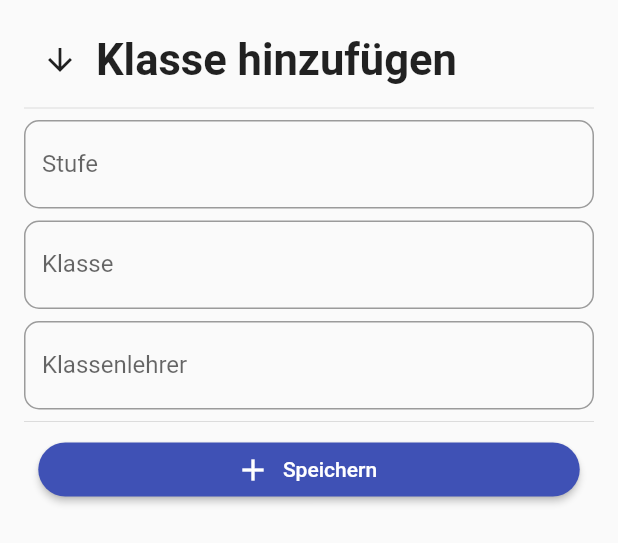
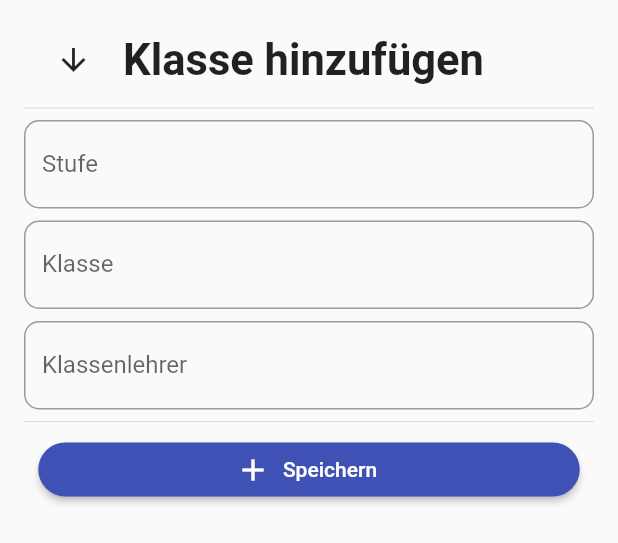
Before and after one commit to bjs-org/bjs-app, a Flutter app: the ClassFormModalBottomSheet widget shown alone on an empty page, opened directly, on a phone screen of 412 x 824 dp. Shown: the top 543 px of the screen. Run offline on Flutter 3.47's test engine with Material 2 defaults, Android fonts, the phone set to English and light mode, and no system bars; network calls fail.

Commit message:
Restructure and implement edit and delete dialog

```diff
--- a/lib/main.dart
+++ b/lib/main.dart
@@ -1,5 +1,5 @@
 import 'package:bjs/repositories/repositories.dart';
-import 'package:bjs/screens/class_screen.dart';
+import 'package:bjs/screens/students_screen.dart';
 import 'package:bjs/screens/classes_screen.dart';
 import 'package:bjs/states/states.dart';
 import 'package:flutter/material.dart';
@@ -33,7 +33,7 @@ class App extends StatelessWidget {
         ),
         home: ClassesScreen(),
         routes: {
-          ClassScreen.routeName : (_) => ClassScreen(),
+          StudentsScreen.routeName : (_) => StudentsScreen(),
         },
       ),
       providers: [
--- a/lib/models/school_class.dart
+++ b/lib/models/school_class.dart
@@ -19,8 +19,11 @@ class SchoolClass {
         studentsUrl: parseLink(json["_links"]["students"]));
   }
 
-  Map<String, dynamic> toJson() =>
-      {"className": name, "grade": grade, "classTeacherName": teacherName};
+  Map<String, dynamic> toJson() => {
+        if (name != null) "className": name,
+        if (grade != null) "grade": grade,
+        if (teacherName != null) "classTeacherName": teacherName,
+      };
 
   String get combinedName => '$grade$name';
 
--- a/lib/screens/classes_screen.dart
+++ b/lib/screens/classes_screen.dart
@@ -1,13 +1,12 @@
 import 'package:bjs/models/models.dart';
 import 'package:bjs/repositories/api_client.dart';
 import 'package:bjs/states/states.dart';
+import 'package:bjs/widgets/helper.dart';
+import 'package:bjs/widgets/widgets.dart';
 import 'package:flutter/cupertino.dart';
 import 'package:flutter/material.dart';
-import 'package:flutter/services.dart';
 import 'package:flutter/widgets.dart';
 import 'package:provider/provider.dart';
-
-import '../widgets/widgets.dart';
 
 class ClassesScreen extends StatefulWidget {
   @override
@@ -18,7 +17,7 @@ class _ClassesScreenState extends State<ClassesScreen> {
   @override
   Widget build(BuildContext context) {
     return Scaffold(
-      body: ClassesPage(),
+      body: ClassesView(),
       floatingActionButton: Builder(
         builder: (context) => FloatingActionButton.extended(
           onPressed: () => _addClassDialog(context),
@@ -30,12 +29,7 @@ class _ClassesScreenState extends State<ClassesScreen> {
   }
 
   Future<void> _addClassDialog(BuildContext context) async {
-    var newClass = await showModalBottomSheet(
-      context: context,
-      isScrollControlled: true,
-      shape: RoundedRectangleBorder(borderRadius: BorderRadius.circular(10.0)),
-      builder: (_) => ClassFormModalBottomSheet(),
-    );
+    final newClass = await showSchoolClassModal(context);
 
     if (newClass != null && newClass is SchoolClass) {
       await Provider.of<BjsApiClient>(context, listen: false)
@@ -44,39 +38,3 @@ class _ClassesScreenState extends State<ClassesScreen> {
     }
   }
 }
-
-class ClassFormModalBottomSheet extends StatelessWidget {
-  @override
-  Widget build(BuildContext context) {
-    return DraggableScrollableSheet(
-      expand: false,
-      initialChildSize: 0.7,
-      builder: (context, controller) => Container(
-        child: Padding(
-          padding: const EdgeInsets.all(16.0),
-          child: ListView(
-            controller: controller,
-            children: <Widget>[
-              Container(
-                child: Row(
-                  children: <Widget>[
-                    IconButton(
-                      icon: Icon(Icons.arrow_downward),
-                      onPressed: () => Navigator.of(context).pop(),
-                    ),
-                    Text(
-                      "Klasse hinzufügen",
-                      style: TextStyle(fontSize: 29, fontWeight: FontWeight.bold),
-                    ),
-                  ],
-                ),
-              ),
-              Divider(),
-              ClassForm(),
-            ],
-          ),
-        ),
-      ),
-    );
-  }
-}
--- a/lib/screens/class_screen.dart
+++ b/lib/screens/students_screen.dart
@@ -5,8 +5,8 @@ import 'package:bjs/widgets/widgets.dart';
 import 'package:flutter/material.dart';
 import 'package:provider/provider.dart';
 
-class ClassScreen extends StatelessWidget {
-  static const routeName = "/class";
+class StudentsScreen extends StatelessWidget {
+  static const routeName = "/students";
 
   @override
   Widget build(BuildContext context) {
--- a/lib/widgets/classes/class_form.dart
+++ b/lib/widgets/classes/class_form.dart
@@ -1,9 +1,99 @@
 import 'package:bjs/models/models.dart';
+import 'package:bjs/repositories/api_client.dart';
+import 'package:bjs/screens/students_screen.dart';
+import 'package:bjs/states/classes_notifier.dart';
+import 'package:flutter/cupertino.dart';
 import 'package:flutter/material.dart';
+import 'package:provider/provider.dart';
+
+class ClassFormModalBottomSheet extends StatefulWidget {
+  final SchoolClass schoolClass;
+
+  ClassFormModalBottomSheet({Key key, this.schoolClass}) : super(key: key);
+
+  @override
+  _ClassFormModalBottomSheetState createState() =>
+      _ClassFormModalBottomSheetState();
+}
+
+class _ClassFormModalBottomSheetState extends State<ClassFormModalBottomSheet> {
+  @override
+  Widget build(BuildContext context) {
+    return DraggableScrollableSheet(
+      expand: false,
+      initialChildSize: 0.7,
+      builder: (context, controller) => Container(
+        child: Padding(
+          padding: const EdgeInsets.all(16.0),
+          child: ListView(
+            controller: controller,
+            children: <Widget>[
+              Row(
+                mainAxisAlignment: MainAxisAlignment.spaceEvenly,
+                children: <Widget>[
+                  IconButton(
+                    icon: Icon(Icons.arrow_downward),
+                    onPressed: () => _closeModal(context),
+                  ),
+                  Flexible(
+                    flex: 5,
+                    child: Text(
+                      widget.schoolClass != null
+                          ? "Klasse bearbeiten"
+                          : "Klasse hinzufügen",
+                      style:
+                          TextStyle(fontSize: 29, fontWeight: FontWeight.bold),
+                    ),
+                  ),
+                  widget.schoolClass != null
+                      ? IconButton(
+                          icon: Icon(Icons.delete_outline),
+                          onPressed: () async => await _deleteClass(
+                            context,
+                            widget.schoolClass,
+                          ),
+                        )
+                      : Spacer()
+                ],
+              ),
+              Divider(),
+              ClassForm(previousClass: widget.schoolClass),
+              if (widget.schoolClass != null) Divider(),
+              if (widget.schoolClass != null)
+                FractionallySizedBox(
+                  widthFactor: 0.95,
+                  child: RaisedButton.icon(
+                    onPressed: () async => await _showStudentsForClass(context),
+                    icon: Icon(Icons.remove_red_eye),
+                    label: Text("Schüler anzeigen"),
+                  ),
+                )
+            ],
+          ),
+        ),
+      ),
+    );
+  }
+
+  void _closeModal(BuildContext context) => Navigator.of(context).pop();
+
+  Future<void> _showStudentsForClass(BuildContext context) async {
+    await Navigator.of(context).popAndPushNamed(
+      StudentsScreen.routeName,
+      arguments: widget.schoolClass,
+    );
+  }
+
+  Future<void> _deleteClass(context, SchoolClass schoolClass) async {
+    Provider.of<BjsApiClient>(context, listen: false).deleteClass(schoolClass);
+    Provider.of<ClassesNotifier>(context, listen: false).updateClasses();
+    _closeModal(context);
+  }
+}
 
 class ClassForm extends StatefulWidget {
+  final SchoolClass previousClass;
 
-  final previousClass;
   const ClassForm({Key key, this.previousClass}) : super(key: key);
 
   @override
@@ -11,9 +101,8 @@ class ClassForm extends StatefulWidget {
 }
 
 class _ClassFormState extends State<ClassForm> {
-
   final _formKey = GlobalKey<FormState>();
-  final classNameController = TextEditingController();
+  final _classNameController = TextEditingController();
 
   SchoolClass _currentClass;
 
@@ -21,11 +110,12 @@ class _ClassFormState extends State<ClassForm> {
   void initState() {
     super.initState();
     _currentClass = widget.previousClass ?? SchoolClass();
+    _classNameController.text = widget.previousClass?.name ?? "";
   }
 
   @override
   void dispose() {
-    classNameController.dispose();
+    _classNameController.dispose();
     super.dispose();
   }
 
@@ -36,6 +126,7 @@ class _ClassFormState extends State<ClassForm> {
       child: Column(
         children: <Widget>[
           TextFormField(
+            initialValue: widget.previousClass?.grade ?? "",
             decoration: InputDecoration(
               labelText: "Stufe",
               hintText: "7",
@@ -57,7 +148,7 @@ class _ClassFormState extends State<ClassForm> {
             padding: EdgeInsets.symmetric(vertical: 4.0),
           ),
           TextFormField(
-            controller: classNameController,
+            controller: _classNameController,
             decoration: InputDecoration(
               labelText: "Klasse",
               hintText: "A",
@@ -72,15 +163,16 @@ class _ClassFormState extends State<ClassForm> {
               return null;
             },
             onSaved: (value) => _currentClass.name = value,
-            onChanged: (value) => classNameController.value = TextEditingValue(
+            onChanged: (value) => _classNameController.value = TextEditingValue(
               text: value.toUpperCase(),
-              selection: classNameController.selection,
+              selection: _classNameController.selection,
             ),
           ),
           Padding(
             padding: EdgeInsets.symmetric(vertical: 4.0),
           ),
           TextFormField(
+            initialValue: widget.previousClass?.teacherName ?? "",
             decoration: InputDecoration(
               labelText: "Klassenlehrer",
               border: OutlineInputBorder(
--- a/lib/widgets/classes/classes.dart
+++ b/lib/widgets/classes/classes.dart
@@ -1,2 +1,2 @@
 export 'class_form.dart';
-export 'classes_page.dart';
+export 'classes_view.dart';
--- a/pubspec.yaml
+++ b/pubspec.yaml
@@ -14,7 +14,7 @@ description: BJS App
 version: 1.0.0+1
 
 environment:
-  sdk: ">=2.1.0 <3.0.0"
+  sdk: ">=2.6.0 <3.0.0"
 
 dependencies:
   flutter:
```
Also changed, not shown: lib/repositories/api_client.dart (+9 -0 lines), lib/widgets/classes/classes_page.dart (deleted, +0 -75 lines), lib/widgets/classes/classes_view.dart (added, +90 -0 lines), lib/widgets/helper.dart (added, +13 -0 lines).
